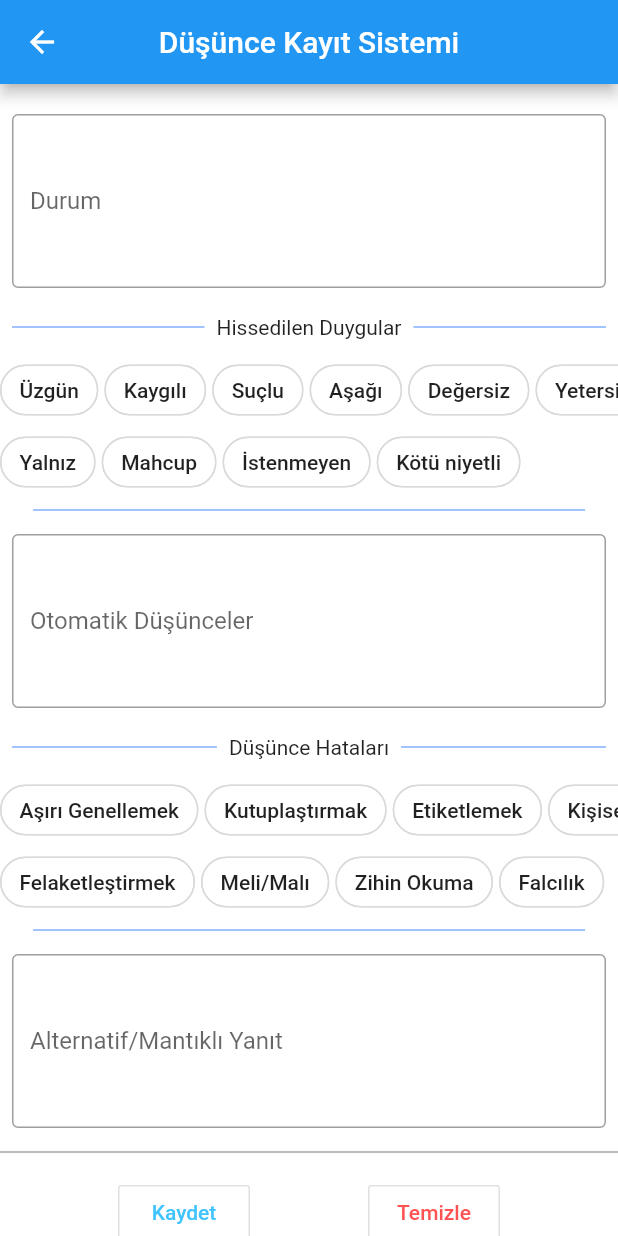
After one commit to omercanaras/btd_tez, a Flutter app: the ThoughtRecord screen opened directly, on a phone screen of 412 x 824 dp. The commit adds this screen. Run offline on Flutter 3.47's test engine with Material 2 defaults, Android fonts, the light colour scheme and no system bars; our stand-ins replace firebase_auth, flutter_spinkit, font_awesome_flutter, google_sign_in, shared_preferences; accounts and stored records are empty.

Commit message:
ThoughtRecord

```diff
--- a/lib/ui/view/depressionTest/questions.dart
+++ b/lib/ui/view/depressionTest/questions.dart
@@ -16,6 +16,7 @@ class _QuestionsState extends State<Questions> {
         onWillPop: () async => true,
         child: Scaffold(
           appBar: AppBar(
+          centerTitle: true,
           backgroundColor: Colors.blueAccent[200],
           title: Text("Beck Testi"),
           ),
@@ -197,7 +198,7 @@ class Summary extends StatelessWidget {
             mainAxisAlignment: MainAxisAlignment.center,
             children: <Widget>[
               new Text(
-                "Final Score: $finalScore",
+                "Test Sonucunuz: $finalScore",
                 style: new TextStyle(fontSize: 35.0),
               ),
               Center(child: new Padding(padding: EdgeInsets.all(30.0))),
@@ -209,7 +210,7 @@ class Summary extends StatelessWidget {
                   Navigator.pop(context);
                 },
                 child: new Text(
-                  "Reset Test",
+                  "Testi Tekrarla",
                   style: new TextStyle(fontSize: 20.0, color: Colors.white),
                 ),
               )
--- a/lib/ui/view/home/home_view.dart
+++ b/lib/ui/view/home/home_view.dart
@@ -3,6 +3,7 @@ import 'package:tez_bdt/core/localdatamodel/option_model.dart';
 import 'package:tez_bdt/ui/view/depressionTest/depression_start.dart';
 import 'package:tez_bdt/ui/view/home/fire_home.dart';
 import 'package:tez_bdt/ui/view/home/screen.dart';
+import 'package:tez_bdt/ui/view/recordThought/thought_record.dart';
 
 
 class HomeScreen extends StatefulWidget {
@@ -18,9 +19,9 @@ class _HomeScreenState extends State<HomeScreen> {
     return Scaffold(
       backgroundColor: Colors.white,
       appBar: AppBar(
+        centerTitle: true,
         backgroundColor: Colors.blue[200],
-        title: Center(child: Text('Hoşgeldiniz'),
-        ),
+        title:  Text('Hoşgeldiniz'),
 
         actions: <Widget>[
 
@@ -70,10 +71,11 @@ class _HomeScreenState extends State<HomeScreen> {
                     MaterialPageRoute(builder: (context) => QuestionStart()));}
                   else if(index==2){
                     Navigator.of(context).push(
-                    MaterialPageRoute(builder: (context) => FireHomeView()));
+                    MaterialPageRoute(builder: (context) => ThoughtRecord()));
                   }
                   else if(index==3){
-                    print("Kayıtlı Düşüncelerim Push");
+                    Navigator.of(context).push(
+                    MaterialPageRoute(builder: (context) => FireHomeView()));
                   }
                   else if(index==4){
                     print("Grafiksel takip Push");
--- /dev/null
+++ b/lib/ui/view/recordThought/thought_record.dart
@@ -0,0 +1,301 @@
+import 'package:flutter/material.dart';
+
+class ThoughtRecord extends StatefulWidget {
+  @override
+  _ThoughtRecordState createState() => _ThoughtRecordState();
+}
+
+// Düzeltme yapılıcak düşünce hataları ve hissedilen duygular arasında tabloya karar vermek gerekiyor.
+
+class _ThoughtRecordState extends State<ThoughtRecord> {
+  GlobalKey<ScaffoldState> _key;
+  List<Feeling> _feelings;
+  bool _isSelected;
+  List<String> _filters;
+  List<String> _filters2;
+
+  List<Thought> _thoughtfails;
+
+  @override
+  void initState() {
+    super.initState();
+    _thoughtfails = <Thought>[
+      Thought("Aşırı Genellemek"),
+      Thought("Kutuplaştırmak"),
+      Thought("Etiketlemek"),
+      Thought("Kişiselleştirmek"),
+      Thought("Felaketleştirmek"),
+      Thought("Meli/Malı"),
+      Thought("Zihin Okuma"),
+      Thought("Falcılık"),
+    ];
+    _filters = [];
+    _filters2 = [];
+    _key = GlobalKey<ScaffoldState>();
+    _feelings = <Feeling>[
+      Feeling("Üzgün"),
+      Feeling("Kaygılı"),
+      Feeling("Suçlu"),
+      Feeling("Aşağı"),
+      Feeling("Değersiz"),
+      Feeling("Yetersiz"),
+      Feeling("Yalnız"),
+      Feeling("Mahcup"),
+      Feeling("İstenmeyen"),
+      Feeling("Kötü niyetli"),
+    ];
+  }
+
+  @override
+  Widget build(BuildContext context) {
+    return Scaffold(
+      backgroundColor: Colors.white,
+      key: _key,
+      appBar: AppBar(
+        title: Text("Düşünce Kayıt Sistemi"),
+        centerTitle: true,
+      ),
+      body: SingleChildScrollView(
+        physics: AlwaysScrollableScrollPhysics(),
+        child: Padding(
+          padding: const EdgeInsets.only(top: 12.0),
+          child: Column(
+            children: <Widget>[
+              textContainer(),
+              feelingemotion(),
+              SingleChildScrollView(
+                  scrollDirection: Axis.horizontal,
+                  child: ConstrainedBox(
+                      constraints: BoxConstraints(maxWidth: 500),
+                      child: Wrap(children: feelingWidgets.toList()))),
+              Divider(
+                color: Colors.blueAccent[200],
+                indent: 22.0,
+                endIndent: 22.0,
+              ),
+              textContainer2(),
+              thoughtfail(),
+              SingleChildScrollView(
+                  scrollDirection: Axis.horizontal,
+                  child: ConstrainedBox(
+                      constraints: BoxConstraints(maxWidth: 500),
+                      child: Wrap(children: thoughtWidgets.toList()))),
+              Divider(
+                color: Colors.blueAccent[200],
+                indent: 22.0,
+                endIndent: 22.0,
+              ),
+              textContainer3(),
+              Divider(
+                color: Colors.black26,
+                thickness: 1.4,
+              ),
+              SizedBox(height: 8),
+              Container(
+                child: Row(
+                  mainAxisAlignment: MainAxisAlignment.spaceEvenly,
+                  children: <Widget>[
+                    buttonWidget(),
+                    buttonWidget2(),
+                  ],
+                ),
+              ),
+              SizedBox(height: 8)
+            ],
+          ),
+        ),
+      ),
+    );
+  }
+
+  Widget textContainer() {
+    return Container(
+      margin: EdgeInsets.all(8.0),
+      child: TextField(
+        textInputAction: TextInputAction.done,
+        maxLines: 4,
+        textCapitalization: TextCapitalization.sentences,
+        decoration: InputDecoration(
+            labelText: "Durum",
+            hintText: "Ne oldu? Nerede? Ne zaman? Kiminle? Nasıl?",
+            border: OutlineInputBorder()),
+        onChanged: (text) {
+          setState(() {});
+        },
+      ),
+    );
+  }
+
+  Widget textContainer2() {
+    return Container(
+      margin: EdgeInsets.all(8.0),
+      child: TextField(
+        textInputAction: TextInputAction.done,
+        maxLines: 4,
+        textCapitalization: TextCapitalization.sentences,
+        decoration: InputDecoration(
+            labelText: "Otomatik Düşünceler",
+            hintText: "Zihnimden neler geçti?",
+            border: OutlineInputBorder()),
+        onChanged: (text) {
+          setState(() {});
+        },
+      ),
+    );
+  }
+
+  Widget textContainer3() {
+    return Container(
+      margin: EdgeInsets.all(8.0),
+      child: TextField(
+        textInputAction: TextInputAction.done,
+        maxLines: 4,
+        textCapitalization: TextCapitalization.sentences,
+        decoration: InputDecoration(
+            labelText: "Alternatif/Mantıklı Yanıt",
+            hintText:
+                "Başka şekilde bakılabilir mi? Bir başkası olsaydı ona ne tavsiye ederdim?",
+            border: OutlineInputBorder()),
+        onChanged: (text) {
+          setState(() {});
+        },
+      ),
+    );
+  }
+
+  Iterable<Widget> get feelingWidgets sync* {
+    for (Feeling feeling in _feelings) {
+      yield Padding(
+        padding: EdgeInsets.only(right: 4.0),
+        child: FilterChip(
+          disabledColor: Colors.blueAccent,
+          backgroundColor: Colors.white,
+          shape: StadiumBorder(side: BorderSide(color: Color(0xFFDADADA))),
+          label: Text(feeling.name),
+          selected: _filters.contains(feeling.name),
+          onSelected: (bool selected) {
+            setState(() {
+              if (selected) {
+                _filters.add(feeling.name);
+              } else {
+                _filters.removeWhere((String name) {
+                  return name == feeling.name;
+                });
+              }
+            });
+          },
+        ),
+      );
+    }
+  }
+
+  Iterable<Widget> get thoughtWidgets sync* {
+    for (Thought thought in _thoughtfails) {
+      yield Padding(
+        padding: EdgeInsets.only(right: 4.0),
+        child: FilterChip(
+          disabledColor: Colors.blueAccent,
+          backgroundColor: Colors.white,
+          shape: StadiumBorder(side: BorderSide(color: Color(0xFFDADADA))),
+          label: Text(thought.name),
+          selected: _filters2.contains(thought.name),
+          onSelected: (bool selected) {
+            setState(() {
+              if (selected) {
+                _filters2.add(thought.name);
+              } else {
+                _filters2.removeWhere((String name) {
+                  return name == thought.name;
+                });
+              }
+            });
+          },
+        ),
+      );
+    }
+  }
+
+  Widget feelingemotion() {
+    return Row(children: <Widget>[
+      Expanded(
+        child: new Container(
+            margin: const EdgeInsets.only(left: 8.0, right: 8.0),
+            child: Divider(
+              color: Colors.blueAccent[200],
+              height: 36,
+            )),
+      ),
+      Text("Hissedilen Duygular"),
+      Expanded(
+        child: new Container(
+            margin: const EdgeInsets.only(left: 8.0, right: 8.0),
+            child: Divider(
+              color: Colors.blueAccent[200],
+              height: 36,
+            )),
+      ),
+    ]);
+  }
+
+  Widget thoughtfail() {
+    return Row(children: <Widget>[
+      Expanded(
+        child: new Container(
+            margin: const EdgeInsets.only(left: 8.0, right: 8.0),
+            child: Divider(
+              color: Colors.blueAccent[200],
+              height: 36,
+            )),
+      ),
+      Text("Düşünce Hataları"),
+      Expanded(
+        child: new Container(
+            margin: const EdgeInsets.only(left: 8.0, right: 8.0),
+            child: Divider(
+              color: Colors.blueAccent[200],
+              height: 36,
+            )),
+      ),
+    ]);
+  }
+
+  Widget buttonWidget() {
+    return OutlineButton(
+      onPressed: () {
+        debugPrint("Kaydet Butonu Tıkladın");
+      },
+      highlightedBorderColor: Colors.lightBlueAccent,
+      highlightColor: Colors.white,
+      child: Text(
+        "Kaydet",
+        style: TextStyle(color: Colors.lightBlueAccent),
+      ),
+    );
+  }
+
+  Widget buttonWidget2() {
+    return OutlineButton(
+      onPressed: () {
+        Navigator.pushReplacement(
+                context, MaterialPageRoute(builder: (_) => ThoughtRecord()))
+            .then((_) => ThoughtRecord());
+      },
+      highlightedBorderColor: Colors.redAccent,
+      highlightColor: Colors.white,
+      child: Text(
+        "Temizle",
+        style: TextStyle(color: Colors.redAccent),
+      ),
+    );
+  }
+}
+
+class Feeling {
+  const Feeling(this.name);
+  final String name;
+}
+
+class Thought {
+  const Thought(this.name);
+  final String name;
+}
```
Also changed, not shown: 3 other files.
